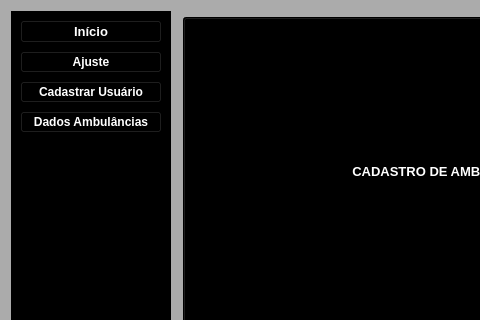
Above: TELAS/MENU1.UI from llucasgustavo23-cyber/sistema before the change; both pictures show x 0 to 480 and y 0 to 320 of the 1264 by 664 pixel window. Below: the same form after it.
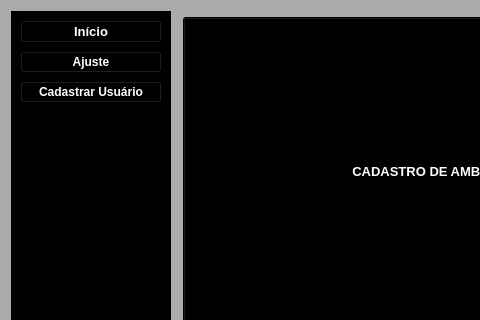
That is the form after the change. Icons and pictures are not drawn.

```diff
--- a/TELAS/MENU1.UI
+++ b/TELAS/MENU1.UI
@@ -1003,24 +1003,6 @@
         </property>
        </widget>
       </item>
-      <item>
-       <widget class="QPushButton" name="pushButton_2">
-        <property name="font">
-         <font>
-          <family>Arial</family>
-          <pointsize>9</pointsize>
-          <weight>75</weight>
-          <bold>true</bold>
-         </font>
-        </property>
-        <property name="styleSheet">
-         <string notr="true">color: rgb(255, 255, 255);</string>
-        </property>
-        <property name="text">
-         <string>Dados Ambulâncias</string>
-        </property>
-       </widget>
-      </item>
       <item>
        <spacer name="menuSpacer">
         <property name="orientation">
```
